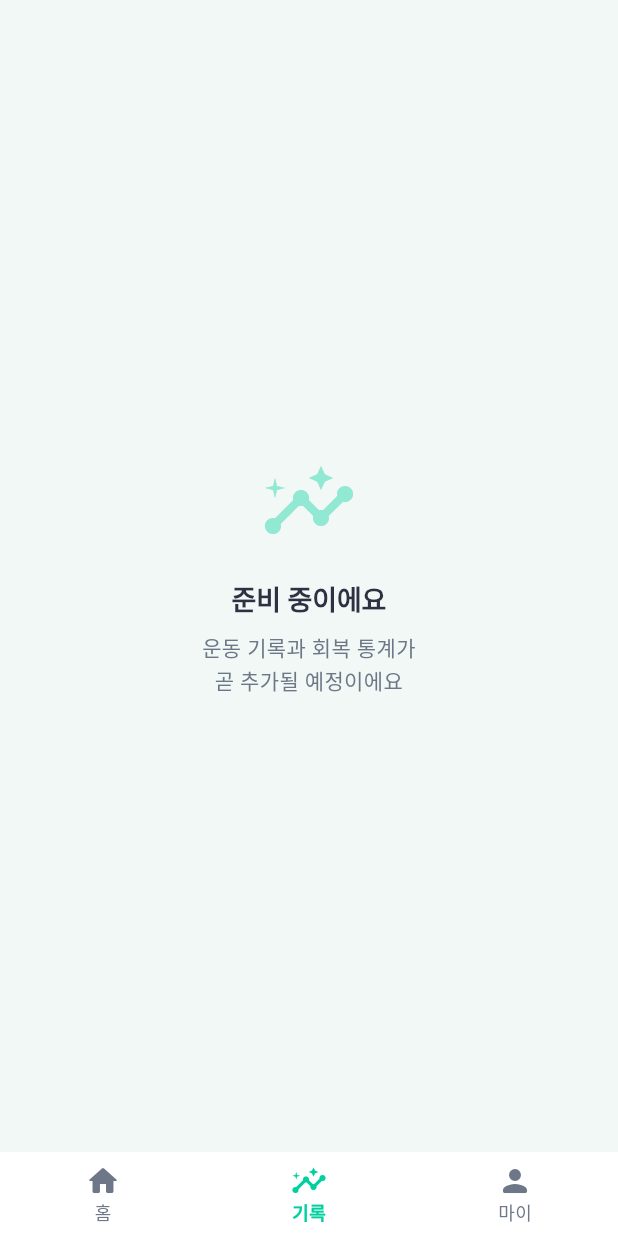
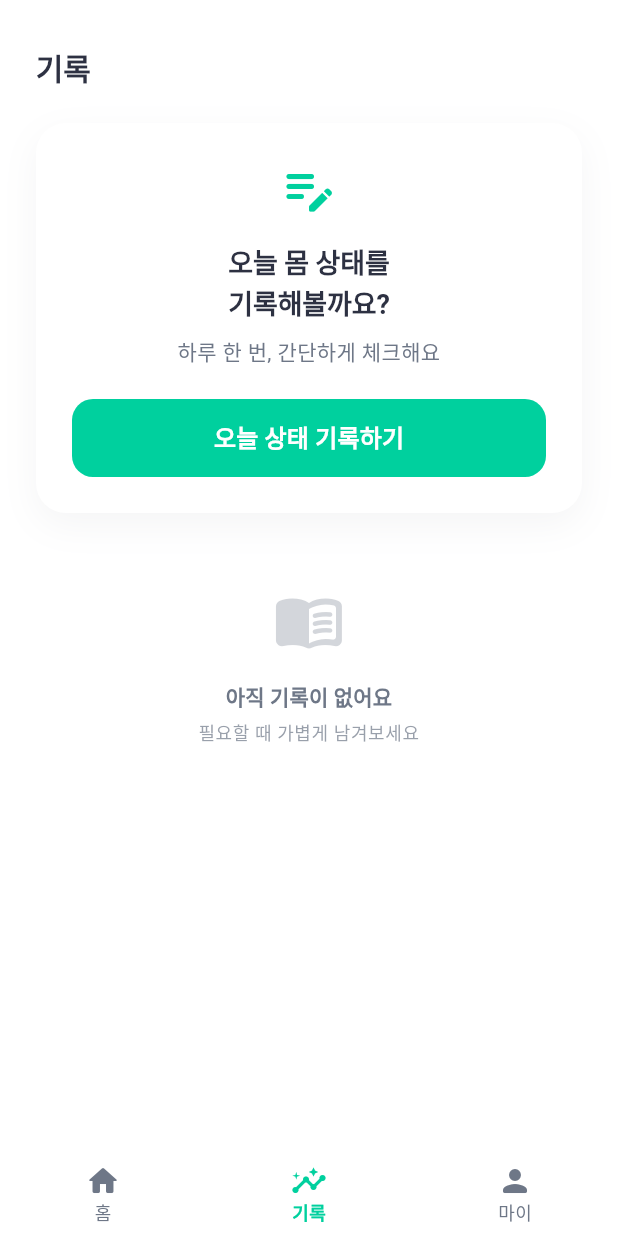
Before and after one commit to rekit-app/rekit-app, a Flutter app: the RootScreen screen opened directly, item 2 of the bottom bar chosen, on a phone screen of 412 x 824 dp. Run offline on Flutter 3.47's test engine with Material 3 defaults, Android fonts, the phone set to English and light mode, and no system bars; our stand-ins replace shared_preferences; accounts and stored records are empty.

Commit message:
feat: Records tab with daily body condition check-in
- Add RecordsScreen with emoji-based condition input (1-10 internal)
- Journal-style display with qualitative labels, no charts/graphs
- One entry per day, optional and user-initiated
- Storage: bodyConditionLevel, bodyConditionDate in SharedPreferences
- Replace placeholder in RootScreen with RecordsScreen

Co-Authored-By: Claude Opus 4.5 <noreply@anthropic.com>

```diff
--- a/lib/core/storage_keys.dart
+++ b/lib/core/storage_keys.dart
@@ -2,6 +2,10 @@ class StorageKeys {
   static const String diagnosisCode = 'dx_code';
   static const String day = 'current_day';
   static const String stage = 'current_stage';
+
+  // body condition (records tab)
+  static const String bodyConditionLevel = 'body_condition_level';
+  static const String bodyConditionDate = 'body_condition_date';
 
   // legacy (삭제 예정)
   static const String legacyDiagnosisCode = 'diagnosis_code';
--- /dev/null
+++ b/lib/screens/records_screen.dart
@@ -0,0 +1,425 @@
+import 'package:flutter/material.dart';
+import 'package:shared_preferences/shared_preferences.dart';
+import '../core/extensions/context_theme.dart';
+import '../core/storage_keys.dart';
+import '../core/ui/soft_card.dart';
+
+/// Maps internal level (1–10) to user-facing qualitative label.
+String _conditionLabel(int level) {
+  if (level <= 2) return '많이 힘들었어요';
+  if (level <= 4) return '불편함이 있었어요';
+  if (level <= 5) return '조금 불편했어요';
+  if (level <= 7) return '괜찮은 편이었어요';
+  if (level <= 9) return '컨디션이 좋았어요';
+  return '아주 좋았어요';
+}
+
+/// Maps internal level (1–10) to an emoji face.
+String _conditionEmoji(int level) {
+  if (level <= 2) return '😖';
+  if (level <= 4) return '😕';
+  if (level <= 5) return '😐';
+  if (level <= 7) return '🙂';
+  if (level <= 9) return '😊';
+  return '😄';
+}
+
+/// Relative day label for journal display.
+String _relativeDay(String dateStr, String todayStr) {
+  final date = DateTime.tryParse(dateStr);
+  final today = DateTime.tryParse(todayStr);
+  if (date == null || today == null) return dateStr;
+
+  final diff = today.difference(date).inDays;
+  if (diff == 0) return '오늘';
+  if (diff == 1) return '어제';
+  return '$diff일 전';
+}
+
+/// Today as yyyy-MM-dd.
+String _todayString() {
+  final now = DateTime.now();
+  return '${now.year}-${now.month.toString().padLeft(2, '0')}-${now.day.toString().padLeft(2, '0')}';
+}
+
+class RecordsScreen extends StatefulWidget {
+  const RecordsScreen({super.key});
+
+  @override
+  State<RecordsScreen> createState() => _RecordsScreenState();
+}
+
+class _RecordsScreenState extends State<RecordsScreen> {
+  bool _loading = true;
+  bool _hasRecordToday = false;
+  int? _todayLevel;
+  bool _showInput = false;
+  int _selectedLevel = 5;
+
+  // Last 7 days records (date → level)
+  final List<MapEntry<String, int>> _recentRecords = [];
+
+  @override
+  void initState() {
+    super.initState();
+    _loadRecords();
+  }
+
+  Future<void> _loadRecords() async {
+    final prefs = await SharedPreferences.getInstance();
+    final savedDate = prefs.getString(StorageKeys.bodyConditionDate);
+    final savedLevel = prefs.getInt(StorageKeys.bodyConditionLevel);
+    final today = _todayString();
+
+    final records = <MapEntry<String, int>>[];
+    if (savedDate != null && savedLevel != null) {
+      records.add(MapEntry(savedDate, savedLevel));
+    }
+
+    setState(() {
+      _hasRecordToday = savedDate == today;
+      _todayLevel = _hasRecordToday ? savedLevel : null;
+      _recentRecords
+        ..clear()
+        ..addAll(records);
+      _loading = false;
+    });
+  }
+
+  Future<void> _saveRecord(int level) async {
+    final prefs = await SharedPreferences.getInstance();
+    final today = _todayString();
+    await prefs.setInt(StorageKeys.bodyConditionLevel, level);
+    await prefs.setString(StorageKeys.bodyConditionDate, today);
+
+    setState(() {
+      _hasRecordToday = true;
+      _todayLevel = level;
+      _showInput = false;
+
+      // Update recent records
+      _recentRecords
+        ..removeWhere((e) => e.key == today)
+        ..insert(0, MapEntry(today, level));
+    });
+  }
+
+  void _onStartInput() {
+    setState(() {
+      _showInput = true;
+      _selectedLevel = _todayLevel ?? 5;
+    });
+  }
+
+  @override
+  Widget build(BuildContext context) {
+    if (_loading) {
+      return const Scaffold(
+        body: Center(child: CircularProgressIndicator()),
+      );
+    }
+
+    if (_showInput) {
+      return _ConditionInputView(
+        initialLevel: _selectedLevel,
+        onSave: _saveRecord,
+        onBack: () => setState(() => _showInput = false),
+      );
+    }
+
+    return Scaffold(
+      backgroundColor: context.colorScheme.surfaceContainerLowest,
+      body: SafeArea(
+        child: SingleChildScrollView(
+          padding: const EdgeInsets.all(24),
+          child: Column(
+            crossAxisAlignment: CrossAxisAlignment.start,
+            children: [
+              const SizedBox(height: 8),
+              Text(
+                '기록',
+                style: context.headlineSmall.copyWith(
+                  fontWeight: FontWeight.w800,
+                ),
+              ),
+              const SizedBox(height: 24),
+
+              // Prompt card (only if no record today)
+              if (!_hasRecordToday)
+                SoftCard(
+                  padding: const EdgeInsets.all(24),
+                  child: Column(
+                    children: [
+                      Icon(
+                        Icons.edit_note_rounded,
+                        size: 40,
+                        color: context.colorScheme.primary,
+                      ),
+                      const SizedBox(height: 16),
+                      Text(
+                        '오늘 몸 상태를\n기록해볼까요?',
+                        style: context.titleLarge.copyWith(
+                          fontWeight: FontWeight.w700,
+                          height: 1.4,
+                        ),
+                        textAlign: TextAlign.center,
+                      ),
+                      const SizedBox(height: 8),
+                      Text(
+                        '하루 한 번, 간단하게 체크해요',
+                        style: context.bodyMedium.copyWith(
+                          color: context.colorScheme.onSurfaceVariant,
+                        ),
+                        textAlign: TextAlign.center,
+                      ),
+                      const SizedBox(height: 20),
+                      SizedBox(
+                        width: double.infinity,
+                        child: ElevatedButton(
+                          onPressed: _onStartInput,
+                          child: const Text('오늘 상태 기록하기'),
+                        ),
+                      ),
+                    ],
+                  ),
+                ),
+
+              if (!_hasRecordToday && _recentRecords.isNotEmpty)
+                const SizedBox(height: 24),
+
+              // Journal entries
+              if (_recentRecords.isNotEmpty) ...[
+                Text(
+                  '최근 기록',
+                  style: context.titleSmall.copyWith(
+                    fontWeight: FontWeight.w600,
+                    color: context.colorScheme.onSurfaceVariant,
+                  ),
+                ),
+                const SizedBox(height: 12),
+                ..._recentRecords.map((entry) {
+                  final today = _todayString();
+                  return Padding(
+                    padding: const EdgeInsets.only(bottom: 8),
+                    child: SoftCard(
+                      padding: const EdgeInsets.symmetric(
+                        horizontal: 20,
+                        vertical: 16,
+                      ),
+                      child: Row(
+                        children: [
+                          Text(
+                            _conditionEmoji(entry.value),
+                            style: const TextStyle(fontSize: 28),
+                          ),
+                          const SizedBox(width: 16),
+                          Expanded(
+                            child: Column(
+                              crossAxisAlignment: CrossAxisAlignment.start,
+                              children: [
+                                Text(
+                                  _relativeDay(entry.key, today),
+                                  style: context.bodySmall.copyWith(
+                                    color: context.colorScheme.onSurfaceVariant,
+                                  ),
+                                ),
+                                const SizedBox(height: 2),
+                                Text(
+                                  _conditionLabel(entry.value),
+                                  style: context.titleSmall.copyWith(
+                                    fontWeight: FontWeight.w600,
+                                  ),
+                                ),
+                              ],
+                            ),
+                          ),
+                        ],
+                      ),
+                    ),
+                  );
+                }),
+              ],
+
+              // Empty state
+              if (_recentRecords.isEmpty && _hasRecordToday == false) ...[
+                const SizedBox(height: 48),
+                Center(
+                  child: Column(
+                    children: [
+                      Icon(
+                        Icons.menu_book_rounded,
+                        size: 48,
+                        color: context.colorScheme.onSurfaceVariant
+                            .withValues(alpha: 0.3),
+                      ),
+                      const SizedBox(height: 16),
+                      Text(
+                        '아직 기록이 없어요',
+                        style: context.titleSmall.copyWith(
+                          fontWeight: FontWeight.w600,
+                          color: context.colorScheme.onSurfaceVariant,
+                        ),
+                        textAlign: TextAlign.center,
+                      ),
+                      const SizedBox(height: 4),
+                      Text(
+                        '필요할 때 가볍게 남겨보세요',
+                        style: context.bodySmall.copyWith(
+                          color: context.colorScheme.onSurfaceVariant
+                              .withValues(alpha: 0.7),
+                        ),
+                        textAlign: TextAlign.center,
+                      ),
+                    ],
+                  ),
+                ),
+              ],
+            ],
+          ),
+        ),
+      ),
+    );
+  }
+}
+
+// ─── Condition Input View ───────────────────────────────────
+
+class _ConditionInputView extends StatefulWidget {
+  final int initialLevel;
+  final Future<void> Function(int) onSave;
+  final VoidCallback onBack;
+
+  const _ConditionInputView({
+    required this.initialLevel,
+    required this.onSave,
+    required this.onBack,
+  });
+
+  @override
+  State<_ConditionInputView> createState() => _ConditionInputViewState();
+}
+
+class _ConditionInputViewState extends State<_ConditionInputView> {
+  late int _level;
+
+  static const _emojis = ['😖', '😣', '😕', '😕', '😐', '🙂', '🙂', '😊', '😊', '😄'];
+
+  @override
+  void initState() {
+    super.initState();
+    _level = widget.initialLevel;
+  }
+
+  @override
+  Widget build(BuildContext context) {
+    return Scaffold(
+      backgroundColor: context.colorScheme.surfaceContainerLowest,
+      body: SafeArea(
+        child: Padding(
+          padding: const EdgeInsets.all(24),
+          child: Column(
+            children: [
+              // Back button
+              Align(
+                alignment: Alignment.centerLeft,
+                child: IconButton(
+                  onPressed: widget.onBack,
+                  icon: Icon(
+                    Icons.arrow_back_rounded,
+                    color: context.colorScheme.onSurface,
+                  ),
+                ),
+              ),
+              const Spacer(flex: 2),
+
+              // Current emoji — large
+              Text(
+                _emojis[_level - 1],
+                style: const TextStyle(fontSize: 72),
+              ),
+              const SizedBox(height: 16),
+
+              Text(
+                _conditionLabel(_level),
+                style: context.titleLarge.copyWith(
+                  fontWeight: FontWeight.w700,
+                ),
+                textAlign: TextAlign.center,
+              ),
+              const SizedBox(height: 48),
+
+              // Question
+              Text(
+                '오늘 느껴지는 몸 상태는\n어느 정도인가요?',
+                style: context.titleMedium.copyWith(
+                  fontWeight: FontWeight.w600,
+                  height: 1.4,
+                ),
+                textAlign: TextAlign.center,
+              ),
+              const SizedBox(height: 8),
+              Text(
+                '본인 기준으로 편하게 선택해주세요',
+                style: context.bodySmall.copyWith(
+                  color: context.colorScheme.onSurfaceVariant,
+                ),
+                textAlign: TextAlign.center,
+              ),
+              const SizedBox(height: 32),
+
+              // Horizontal emoji selector
+              SoftCard(
+                padding: const EdgeInsets.symmetric(
+                  horizontal: 12,
+                  vertical: 16,
+                ),
+                child: Row(
+                  mainAxisAlignment: MainAxisAlignment.spaceEvenly,
+                  children: List.generate(10, (index) {
+                    final level = index + 1;
+                    final isSelected = _level == level;
+                    return GestureDetector(
+                      onTap: () => setState(() => _level = level),
+                      child: AnimatedContainer(
+                        duration: const Duration(milliseconds: 200),
+                        width: 28,
+                        height: 28,
+                        decoration: BoxDecoration(
+                          color: isSelected
+                              ? context.colorScheme.primary
+                              : context.colorScheme.surfaceContainerHigh,
+                          shape: BoxShape.circle,
+                        ),
+                        child: Center(
+                          child: AnimatedDefaultTextStyle(
+                            duration: const Duration(milliseconds: 200),
+                            style: TextStyle(
+                              fontSize: isSelected ? 16 : 12,
+                            ),
+                            child: Text(_emojis[index]),
+                          ),
+                        ),
+                      ),
+                    );
+                  }),
+                ),
+              ),
+
+              const Spacer(flex: 3),
+
+              // Save button
+              SizedBox(
+                width: double.infinity,
+                child: ElevatedButton(
+                  onPressed: () => widget.onSave(_level),
+                  child: const Text('저장하기'),
+                ),
+              ),
+              const SizedBox(height: 16),
+            ],
+          ),
+        ),
+      ),
+    );
+  }
+}
--- a/lib/screens/root_screen.dart
+++ b/lib/screens/root_screen.dart
@@ -1,6 +1,7 @@
 import 'package:flutter/material.dart';
 import '../core/extensions/context_theme.dart';
 import 'home_screen.dart';
+import 'records_screen.dart';
 
 class RootScreen extends StatefulWidget {
   const RootScreen({super.key});
@@ -14,11 +15,7 @@ class _RootScreenState extends State<RootScreen> {
 
   static const _screens = <Widget>[
     HomeScreen(),
-    _PlaceholderScreen(
-      icon: Icons.insights_rounded,
-      title: '준비 중이에요',
-      subtitle: '운동 기록과 회복 통계가\n곧 추가될 예정이에요',
-    ),
+    RecordsScreen(),
     _PlaceholderScreen(
       icon: Icons.person_rounded,
       title: '준비 중이에요',
```
